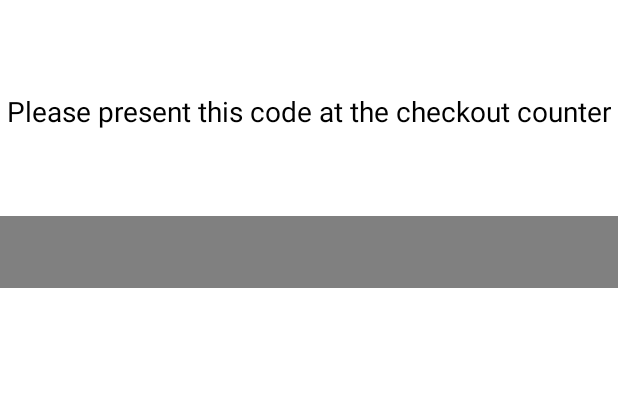
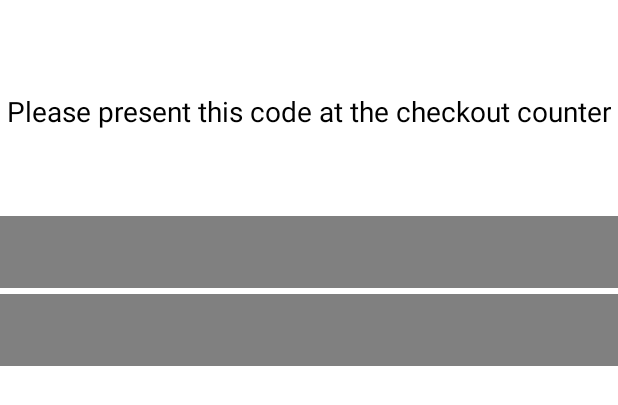
Before and after one commit to alexhakim/Grocery-Store-Project, an Android app: the layout activity_checkout.xml on its own in the app's theme, with its tools: preview values and no code run, on a phone screen of 412 x 824 dp. Shown: the top 405 px of the screen. Run offline under Robolectric (Android 15) with nearby library versions, the phone set to English and light mode, and no system bars.

Commit message:
Sprint 1

```diff
--- a/app/src/main/java/com/coen390team11/GSAAPP/PrimaryActivity.java
+++ b/app/src/main/java/com/coen390team11/GSAAPP/PrimaryActivity.java
@@ -131,7 +131,7 @@ public class PrimaryActivity extends AppCompatActivity {
 
             case R.id.Logout: // if user presses on "Logout" then the following
                 // will be executed:
-                //openLogoutDialog();
+                //`openLogoutDialog();
                 return true;
 
             case R.id.Rewards: // if user presses on "Rewards" then the following
--- a/app/src/main/java/com/coen390team11/GSAAPP/UserProfileActivity.java
+++ b/app/src/main/java/com/coen390team11/GSAAPP/UserProfileActivity.java
@@ -112,7 +112,7 @@ public class UserProfileActivity extends AppCompatActivity implements AdapterVie
                         public void onSuccess(Object o) {
                             Toast.makeText(getApplicationContext(), "Success.", Toast.LENGTH_SHORT).show();
                             // if successful, go to bluetoothactivity to connect scanner, temporarily set to Primaryactivity
-                            Intent goToBluetoothActivity = new Intent(UserProfileActivity.this,BluetoothActivity.class);
+                            Intent goToBluetoothActivity = new Intent(UserProfileActivity.this,PrimaryActivity.class);
                             startActivity(goToBluetoothActivity);
                             finish();
                         }
--- a/app/src/main/res/layout/activity_checkout.xml
+++ b/app/src/main/res/layout/activity_checkout.xml
@@ -14,14 +14,14 @@
         android:layout_height="100dp"
         android:layout_gravity="center"
         android:layout_margin="5dp"
-        android:layout_marginStart="26dp"
+        android:layout_marginStart="206dp"
         android:layout_marginEnd="124dp"
         app:layout_constraintBottom_toBottomOf="parent"
         app:layout_constraintEnd_toEndOf="parent"
-        app:layout_constraintHorizontal_bias="0.589"
+        app:layout_constraintHorizontal_bias="0.447"
         app:layout_constraintStart_toStartOf="parent"
         app:layout_constraintTop_toTopOf="parent"
-        app:layout_constraintVertical_bias="0.901" />
+        app:layout_constraintVertical_bias="0.876" />
 
     <ImageView
         android:id="@+id/qrcode"
@@ -54,6 +54,22 @@
         app:layout_constraintStart_toStartOf="parent"
         app:layout_constraintTop_toTopOf="parent" />
 
+    <EditText
+        android:id="@+id/randomEditText2"
+        android:layout_width="match_parent"
+        android:layout_height="wrap_content"
+        android:layout_marginTop="196dp"
+        android:background="@color/white"
+        android:backgroundTint="#808080"
+        android:digits=".1234567890"
+        android:minHeight="48dp"
+        android:textColor="@color/black"
+        android:textColorHint="@color/black"
+        app:layout_constraintEnd_toEndOf="parent"
+        app:layout_constraintHorizontal_bias="1.0"
+        app:layout_constraintStart_toStartOf="parent"
+        app:layout_constraintTop_toTopOf="parent" />
+
     <TextView
         android:id="@+id/checkoutInstructionsTextView"
         android:layout_width="wrap_content"
@@ -74,7 +90,6 @@
         android:layout_height="wrap_content"
         android:layout_marginTop="100dp"
         android:text="Complete purchase"
-        android:backgroundTint="#344398"
         app:layout_constraintEnd_toEndOf="parent"
         app:layout_constraintHorizontal_bias="0.5"
         app:layout_constraintStart_toStartOf="parent"
```
Also changed, not shown: app/src/main/java/com/coen390team11/GSAAPP/BluetoothActivity.java (+8 -3 lines), app/src/main/java/com/coen390team11/GSAAPP/CheckoutActivity.java (+9 -3 lines), app/src/main/res/layout/activity_bluetooth.xml (+13 -12 lines).
